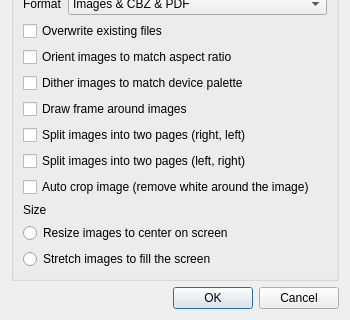
Before: the Qt Designer form mangle/ui/options.ui in FooSoft/mangle, drawn with Qt 5; both pictures show x 0 to 350 and y 144 to 464 of the 350 by 464 pixel window.
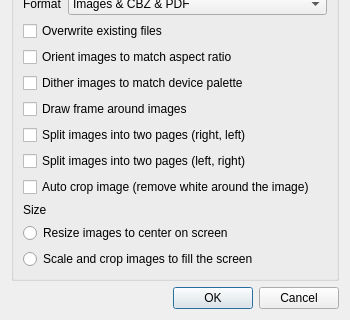
After: the same form once the commit is applied.

Commit message: Scale and Crop instead of Stretch

Patch:
```diff
--- a/mangle/ui/options.ui
+++ b/mangle/ui/options.ui
@@ -217,7 +217,7 @@
       <item>
        <widget class="QRadioButton" name="checkboxStretch">
         <property name="text">
-         <string>Stretch images to fill the screen</string>
+         <string>Scale and crop images to fill the screen</string>
         </property>
        </widget>
       </item>
```
The commit also changes 1 other file.
